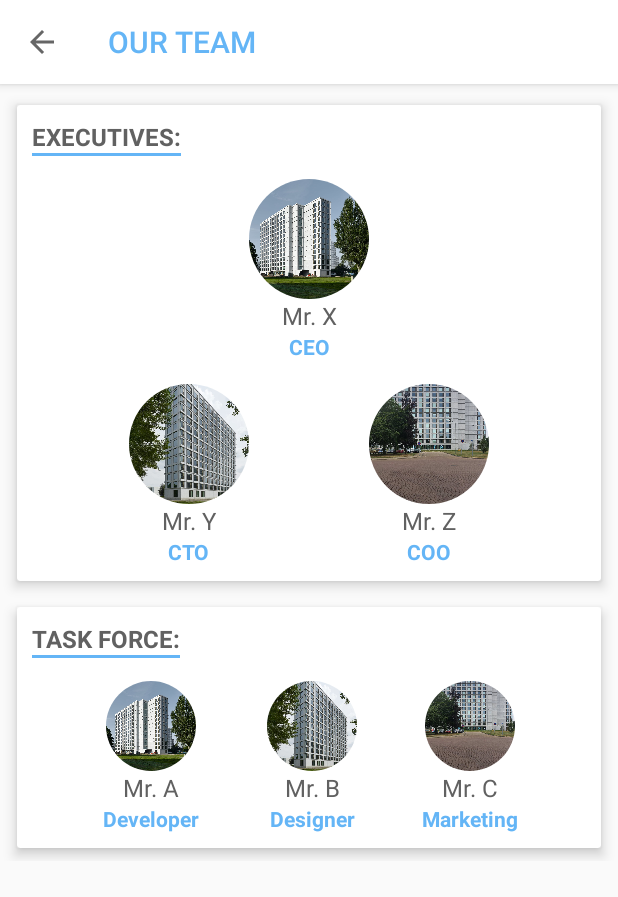
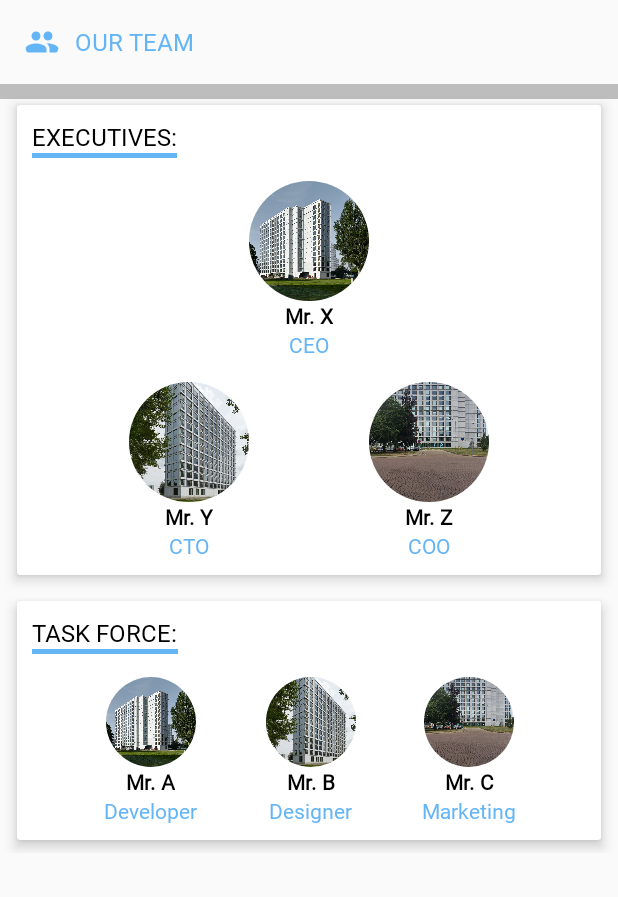
Before and after one commit to supertramp32/General, an Android app: the OurTeamActivity screen opened directly, with no data from a screen before it, on a phone screen of 412 x 824 dp. Shown: the top 897 px of the screen. Run offline under Robolectric (Android 15) with nearby library versions, the phone set to English and light mode, and no system bars; our stand-ins replace CircleImageView.

Commit message:
Design pattern maintained

```diff
--- /dev/null
+++ b/app/src/main/res/drawable/ic_contact.xml
@@ -0,0 +1,5 @@
+<vector android:height="24dp" android:tint="#64B5F6"
+    android:viewportHeight="24.0" android:viewportWidth="24.0"
+    android:width="24dp" xmlns:android="http://schemas.android.com/apk/res/android">
+    <path android:fillColor="#FF000000" android:pathData="M19,3h-4.18C14.4,1.84 13.3,1 12,1c-1.3,0 -2.4,0.84 -2.82,2L5,3c-1.1,0 -2,0.9 -2,2v14c0,1.1 0.9,2 2,2h14c1.1,0 2,-0.9 2,-2L21,5c0,-1.1 -0.9,-2 -2,-2zM12,3c0.55,0 1,0.45 1,1s-0.45,1 -1,1 -1,-0.45 -1,-1 0.45,-1 1,-1zM14,17L7,17v-2h7v2zM17,13L7,13v-2h10v2zM17,9L7,9L7,7h10v2z"/>
+</vector>
--- /dev/null
+++ b/app/src/main/res/drawable/ic_gallery_blue.xml
@@ -0,0 +1,5 @@
+<vector android:height="24dp" android:tint="#64B5F6"
+    android:viewportHeight="24.0" android:viewportWidth="24.0"
+    android:width="24dp" xmlns:android="http://schemas.android.com/apk/res/android">
+    <path android:fillColor="#FF000000" android:pathData="M21,19V5c0,-1.1 -0.9,-2 -2,-2H5c-1.1,0 -2,0.9 -2,2v14c0,1.1 0.9,2 2,2h14c1.1,0 2,-0.9 2,-2zM8.5,13.5l2.5,3.01L14.5,12l4.5,6H5l3.5,-4.5z"/>
+</vector>
--- /dev/null
+++ b/app/src/main/res/drawable/ic_group.xml
@@ -0,0 +1,5 @@
+<vector android:height="24dp" android:tint="#64B5F6"
+    android:viewportHeight="24.0" android:viewportWidth="24.0"
+    android:width="24dp" xmlns:android="http://schemas.android.com/apk/res/android">
+    <path android:fillColor="#FF000000" android:pathData="M16,11c1.66,0 2.99,-1.34 2.99,-3S17.66,5 16,5c-1.66,0 -3,1.34 -3,3s1.34,3 3,3zM8,11c1.66,0 2.99,-1.34 2.99,-3S9.66,5 8,5C6.34,5 5,6.34 5,8s1.34,3 3,3zM8,13c-2.33,0 -7,1.17 -7,3.5L1,19h14v-2.5c0,-2.33 -4.67,-3.5 -7,-3.5zM16,13c-0.29,0 -0.62,0.02 -0.97,0.05 1.16,0.84 1.97,1.97 1.97,3.45L17,19h6v-2.5c0,-2.33 -4.67,-3.5 -7,-3.5z"/>
+</vector>
--- a/app/src/main/res/layout/activity_our_team.xml
+++ b/app/src/main/res/layout/activity_our_team.xml
@@ -6,42 +6,61 @@
     android:layout_height="match_parent"
     tools:context=".OurTeamActivity">
 
-    <com.google.android.material.appbar.AppBarLayout
-        android:id="@+id/appBarLayout"
+    <androidx.appcompat.widget.Toolbar
         android:layout_width="match_parent"
-        android:layout_height="?attr/actionBarSize"
+        android:layout_height="wrap_content"
+        android:id="@+id/toolbarSingle"
         app:layout_constraintTop_toTopOf="parent"
         >
 
+        <LinearLayout
+            android:layout_width="match_parent"
+            android:layout_height="match_parent"
+            android:orientation="horizontal">
 
-        <androidx.appcompat.widget.Toolbar
-            android:id="@+id/toolbar_contact_us"
-            android:layout_width="match_parent"
-            android:layout_height="?attr/actionBarSize"
-            android:background="@color/colorPrimary"
-            app:navigationIcon="?attr/homeAsUpIndicator"
-            app:theme="@style/customToolbar"
-            app:title="@string/ourTeam"
-            app:titleTextColor="@color/colorAccent" />
+<!--            <ImageView-->
+<!--                android:layout_width="wrap_content"-->
+<!--                android:layout_height="wrap_content"-->
+<!--                android:id="@+id/backBtn"-->
+<!--                android:src="@drawable/ic_ham"-->
+<!--                android:layout_gravity="center_vertical"-->
+<!--                />-->
 
-        <View
-            android:id="@+id/shadow_view_contact_us"
-            android:layout_width="match_parent"
-            android:layout_height="@dimen/squareTextViewForQuantity"
-            android:background="@drawable/toolbar_shadow"
-            app:layout_constraintTop_toBottomOf="@+id/toolbar_contact_us" />
+            <de.hdodenhof.circleimageview.CircleImageView
+                android:layout_width="24dp"
+                android:layout_height="24dp"
+                android:id="@+id/singlePostTypeImage"
+                android:src="@drawable/ic_group"
+                android:layout_gravity="center_vertical"
+                />
+
+            <TextView
+                android:layout_width="wrap_content"
+                android:layout_height="wrap_content"
+                android:id="@+id/singlePostTypeName"
+                android:text="@string/ourTeam"
+                style="@style/TitleText"
+                android:textColor="@color/colorAccent"
+                android:layout_marginLeft="@dimen/layout_margin_small"
+                android:layout_gravity="center_vertical"
+                />
+        </LinearLayout>
 
 
-        <com.google.android.material.tabs.TabLayout
-            android:layout_width="match_parent"
-            android:layout_height="?attr/actionBarSize"
-            app:layout_scrollFlags="scroll|enterAlways|snap" />
-    </com.google.android.material.appbar.AppBarLayout>
+    </androidx.appcompat.widget.Toolbar>
+
+    <View
+        android:layout_width="match_parent"
+        android:layout_height="@dimen/layout_margin_small"
+        android:id="@+id/view"
+        android:background="@color/colorPrimaryDark"
+        app:layout_constraintTop_toBottomOf="@id/toolbarSingle"
+        />
 
     <ScrollView
         android:layout_width="match_parent"
         android:layout_height="wrap_content"
-        app:layout_constraintTop_toBottomOf="@+id/appBarLayout">
+        app:layout_constraintTop_toBottomOf="@+id/toolbarSingle">
 
 
         <androidx.constraintlayout.widget.ConstraintLayout
@@ -73,16 +92,14 @@
                         android:layout_height="wrap_content"
                         android:id="@+id/teamExecutives"
                         android:text="EXECUTIVES:"
-                        android:textStyle="bold"
-                        android:textSize="@dimen/titleText"
-                        android:textColor="@color/subTitleTextColor"
+                        style="@style/TitleText"
                         app:layout_constraintTop_toTopOf="parent"
                         app:layout_constraintLeft_toLeftOf="parent"
                         />
 
                     <View
                         android:layout_width="0dp"
-                        android:layout_height="2dp"
+                        android:layout_height="3dp"
                         android:id="@+id/viewO"
                         android:background="@color/colorAccent"
                         app:layout_constraintRight_toRightOf="@id/teamExecutives"
@@ -108,8 +125,7 @@
                         android:layout_height="wrap_content"
                         android:id="@+id/ceoName"
                         android:text="Mr. X"
-                        android:textSize="@dimen/titleText"
-                        android:textColor="@color/subTitleTextColor"
+                        style="@style/DateText"
                         app:layout_constraintRight_toRightOf="parent"
                         app:layout_constraintLeft_toLeftOf="parent"
                         app:layout_constraintTop_toBottomOf="@id/teamCeo"
@@ -120,9 +136,7 @@
                         android:layout_height="wrap_content"
                         android:id="@+id/teamPosition"
                         android:text="CEO"
-                        android:textStyle="bold"
-                        android:textSize="@dimen/priceText"
-                        android:textColor="@color/colorAccent"
+                        style="@style/DescriptionText"
                         app:layout_constraintRight_toRightOf="parent"
                         app:layout_constraintLeft_toLeftOf="parent"
                         app:layout_constraintTop_toBottomOf="@id/ceoName"
@@ -146,9 +160,8 @@
                         android:layout_height="wrap_content"
                         android:id="@+id/ctoName"
                         android:text="Mr. Y"
-                        android:textSize="@dimen/titleText"
-                        android:textColor="@color/subTitleTextColor"
-                        app:layout_constraintRight_toRightOf="@id/teamCto"
+                        style="@style/DateText"
+                         app:layout_constraintRight_toRightOf="@id/teamCto"
                         app:layout_constraintLeft_toLeftOf="@id/teamCto"
                         app:layout_constraintTop_toBottomOf="@id/teamCto"
                         />
@@ -158,9 +171,7 @@
                         android:layout_height="wrap_content"
                         android:id="@+id/teamPositionCto"
                         android:text="CTO"
-                        android:textStyle="bold"
-                        android:textSize="@dimen/priceText"
-                        android:textColor="@color/colorAccent"
+                        style="@style/DescriptionText"
                         app:layout_constraintRight_toRightOf="@id/teamCto"
                         app:layout_constraintLeft_toLeftOf="@id/teamCto"
                         app:layout_constraintTop_toBottomOf="@id/ctoName"
@@ -183,9 +194,8 @@
                         android:layout_height="wrap_content"
                         android:id="@+id/cooName"
                         android:text="Mr. Z"
-                        android:textSize="@dimen/titleText"
-                        android:textColor="@color/subTitleTextColor"
-                        app:layout_constraintRight_toRightOf="@id/teamCoo"
+                        style="@style/DateText"
+                         app:layout_constraintRight_toRightOf="@id/teamCoo"
                         app:layout_constraintLeft_toLeftOf="@id/teamCoo"
                         app:layout_constraintTop_toBottomOf="@id/teamCoo"
                         />
@@ -195,9 +205,7 @@
                         android:layout_height="wrap_content"
                         android:id="@+id/teamPositionCoo"
                         android:text="COO"
-                        android:textStyle="bold"
-                        android:textSize="@dimen/priceText"
-                        android:textColor="@color/colorAccent"
+                        style="@style/DescriptionText"
                         app:layout_constraintRight_toRightOf="@+id/teamCoo"
                         app:layout_constraintLeft_toLeftOf="@+id/teamCoo"
                         app:layout_constraintTop_toBottomOf="@+id/cooName"
@@ -241,16 +249,14 @@
                         android:layout_height="wrap_content"
                         android:id="@+id/teamTaskForce"
                         android:text="TASK FORCE:"
-                        android:textStyle="bold"
-                        android:textSize="@dimen/titleText"
-                        android:textColor="@color/subTitleTextColor"
+                        style="@style/TitleText"
                         app:layout_constraintTop_toTopOf="parent"
                         app:layout_constraintLeft_toLeftOf="parent"
                         />
 
                     <View
                         android:layout_width="0dp"
-                        android:layout_height="2dp"
+                        android:layout_height="3dp"
                         android:id="@+id/viewOn"
                         android:background="@color/colorAccent"
                         app:layout_constraintRight_toRightOf="@id/teamTaskForce"
@@ -276,9 +282,8 @@
                         android:layout_height="wrap_content"
                         android:id="@+id/devName"
                         android:text="Mr. A"
-                        android:textSize="@dimen/titleText"
-                        android:textColor="@color/subTitleTextColor"
-                        app:layout_constraintRight_toRightOf="@id/teamDeveloper"
+                        style="@style/DateText"
+                         app:layout_constraintRight_toRightOf="@id/teamDeveloper"
                         app:layout_constraintLeft_toLeftOf="@id/teamDeveloper"
                         app:layout_constraintTop_toBottomOf="@id/teamDeveloper"
                         />
@@ -288,9 +293,7 @@
                         android:layout_height="wrap_content"
                         android:id="@+id/teamPositionDev"
                         android:text="Developer"
-                        android:textStyle="bold"
-                        android:textSize="@dimen/priceText"
-                        android:textColor="@color/colorAccent"
+                        style="@style/DescriptionText"
                         app:layout_constraintRight_toRightOf="@+id/teamDeveloper"
                         app:layout_constraintLeft_toLeftOf="@id/teamDeveloper"
                         app:layout_constraintTop_toBottomOf="@id/devName"
@@ -313,8 +316,7 @@
                         android:layout_height="wrap_content"
                         android:id="@+id/desName"
                         android:text="Mr. B"
-                        android:textSize="@dimen/titleText"
-                        android:textColor="@color/subTitleTextColor"
+                       style="@style/DateText"
                         app:layout_constraintRight_toRightOf="@id/teamDesigner"
                         app:layout_constraintLeft_toLeftOf="@id/teamDesigner"
                         app:layout_constraintTop_toBottomOf="@id/teamDesigner"
@@ -325,9 +327,7 @@
                         android:layout_height="wrap_content"
                         android:id="@+id/teamPositionDes"
                         android:text="Designer"
-                        android:textStyle="bold"
-                        android:textSize="@dimen/priceText"
-                        android:textColor="@color/colorAccent"
+                       style="@style/DescriptionText"
                         app:layout_constraintRight_toRightOf="@+id/teamDesigner"
                         app:layout_constraintLeft_toLeftOf="@+id/teamDesigner"
                         app:layout_constraintTop_toBottomOf="@+id/desName"
@@ -349,8 +349,7 @@
                         android:layout_height="wrap_content"
                         android:id="@+id/markName"
                         android:text="Mr. C"
-                        android:textSize="@dimen/titleText"
-                        android:textColor="@color/subTitleTextColor"
+                        style="@style/DateText"
                         app:layout_constraintRight_toRightOf="@id/teamMarketing"
                         app:layout_constraintLeft_toLeftOf="@id/teamMarketing"
                         app:layout_constraintTop_toBottomOf="@id/teamMarketing"
@@ -361,9 +360,7 @@
                         android:layout_height="wrap_content"
                         android:id="@+id/teamPositionMark"
                         android:text="Marketing"
-                        android:textStyle="bold"
-                        android:textSize="@dimen/priceText"
-                        android:textColor="@color/colorAccent"
+                        style="@style/DescriptionText"
                         app:layout_constraintRight_toRightOf="@+id/teamMarketing"
                         app:layout_constraintLeft_toLeftOf="@+id/teamMarketing"
                         app:layout_constraintTop_toBottomOf="@+id/markName"
--- a/app/src/main/res/values/styles.xml
+++ b/app/src/main/res/values/styles.xml
@@ -73,7 +73,7 @@
     </style>
 
     <style name="DescriptionText" parent="android:style/Theme">
-        <item name="android:textColor">@color/textColor</item>
+        <item name="android:textColor">@color/colorAccent</item>
         <item name="android:textSize">@dimen/priceText</item>
         <item name="android:fontFamily">@font/font_family</item>
         <item name="android:textStyle">italic</item>
```
Also changed, not shown: app/src/main/java/com/bigfoot/general/AboutUsActivity.java (+4 -4 lines), app/src/main/res/layout/activity_about_us.xml (+53 -28 lines), app/src/main/res/layout/activity_gallery_view.xml (+10 -10 lines).
